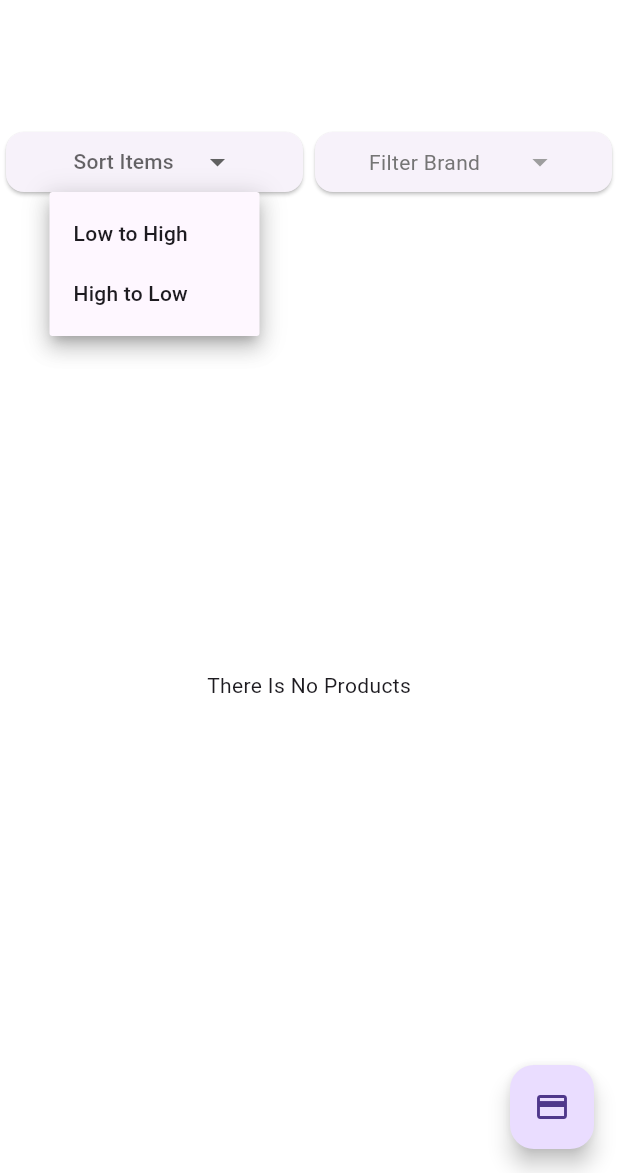
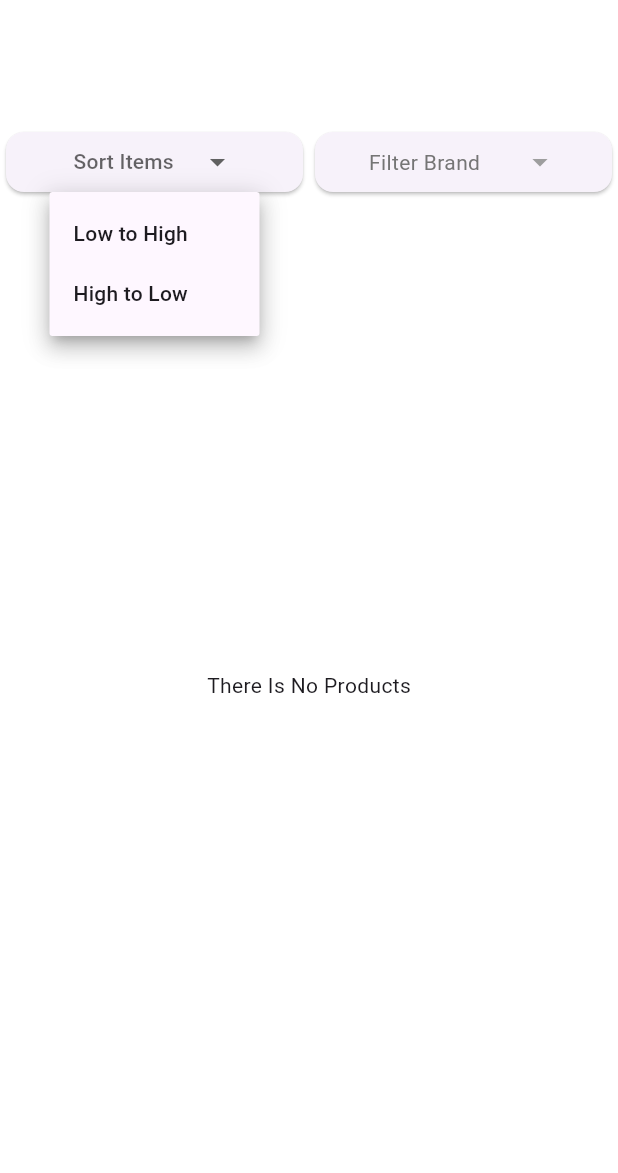
Before and after one commit to AhmedBelal31/Footwear-Store-Client, a Flutter app: the screen it shows after launch, after a tap on "Sort Items", on a phone screen of 412 x 824 dp, the part 63-1236 px from its top. Run offline on Flutter 3.47's test engine with Material 3 defaults, Android fonts, the light colour scheme and no system bars; drawn by our look-alikes of dropdown_button2; our stand-ins replace bloc, cloud_firestore, fancy_shimmer_image, firebase_core, flutter_bloc, google_fonts; missing offline and left inert: flutter_stripe; accounts and stored records are empty; Roboto replaces fonts that are missing (Almarai).

Commit message:
Edit Code

```diff
--- a/lib/presentation/screens/home_screen.dart
+++ b/lib/presentation/screens/home_screen.dart
@@ -25,14 +25,6 @@ class _HomeScreenState extends State<HomeScreen> {
   Widget build(BuildContext context) {
     return Scaffold(
       appBar: buildAppBar(),
-      floatingActionButton: FloatingActionButton(
-        onPressed:()
-        {
-          StripeService stripeService = StripeService();
-          await stripeService.createPaymentIntent();
-        },
-        child:const Icon(Icons.payment),
-      ),
       body: BlocConsumer<ProductsCubit, ProductsStates>(
         listener: (context, state) {
           // TODO: implement listener
--- a/lib/presentation/widgets/home_widgets/drop_dwon_btn.dart
+++ b/lib/presentation/widgets/home_widgets/drop_dwon_btn.dart
@@ -1,5 +1,6 @@
 import 'package:dropdown_button2/dropdown_button2.dart';
 import 'package:flutter/material.dart';
+import 'package:footwear_store_client/core/utils/styles.dart';
 
 class CustomDropDownBtn extends StatelessWidget {
 
@@ -42,6 +43,7 @@ class CustomDropDownBtn extends StatelessWidget {
                 .toList(),
             //value: items.contains(selectedValue) ? selectedValue : null,
             onChanged: (String? value) {
+
               if (onValueChanged != null) {
                 onValueChanged!(value);
               }
--- a/lib/presentation/widgets/home_widgets/product_grid_view.dart
+++ b/lib/presentation/widgets/home_widgets/product_grid_view.dart
@@ -32,7 +32,7 @@ class ProductsGridView extends StatelessWidget {
             if (state is NoItemsForSelectedCategoryState) {
               return const Center(
                 child: Text(
-                  'No Items for this Category 😟',
+                  'No Items Found ! 😟',
                   style: TextStyle(fontSize: 20),
                 ),
               );
```
